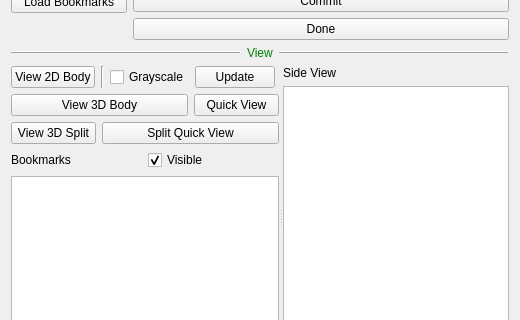
Above: neurolabi/gui/dialogs/flyembodysplitprojectdialog.ui from janelia-flyem/NeuTu before the change; both pictures show x 0 to 520 and y 273 to 593 of the 520 by 803 pixel window. Below: the same form after it.
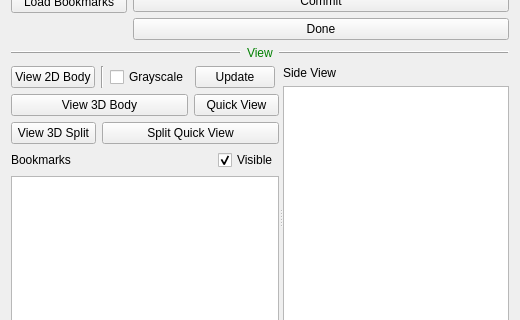
That is the form after the change. Custom widgets are drawn as their Qt base class.

```diff
--- a/neurolabi/gui/dialogs/flyembodysplitprojectdialog.ui
+++ b/neurolabi/gui/dialogs/flyembodysplitprojectdialog.ui
@@ -367,6 +367,19 @@
            </property>
           </widget>
          </item>
+         <item>
+          <spacer name="horizontalSpacer_3">
+           <property name="orientation">
+            <enum>Qt::Horizontal</enum>
+           </property>
+           <property name="sizeHint" stdset="0">
+            <size>
+             <width>40</width>
+             <height>20</height>
+            </size>
+           </property>
+          </spacer>
+         </item>
          <item>
           <widget class="QCheckBox" name="bookmarkVisibleCheckBox">
            <property name="text">
```
Left out of the diff: 10 changed lines with no effect on the pictures.
